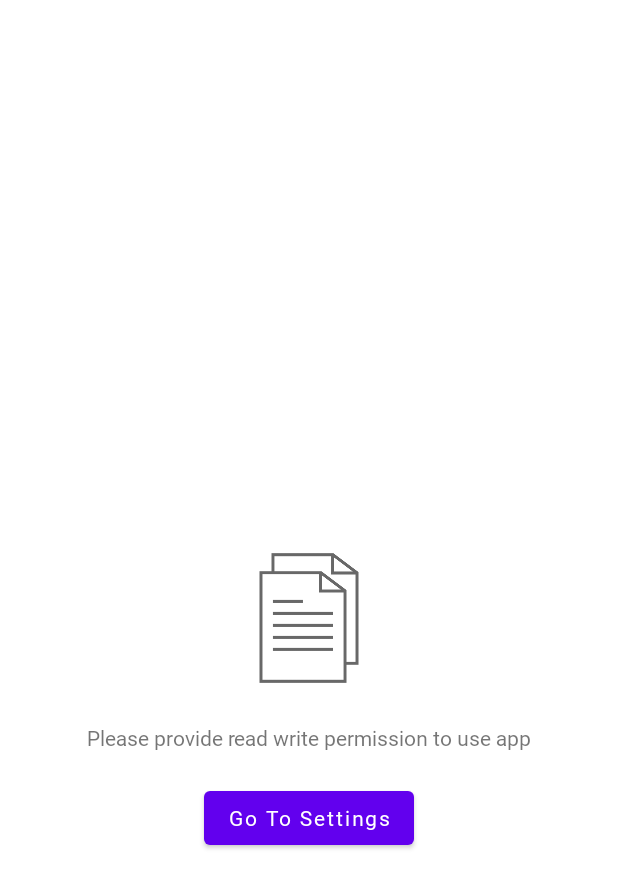
After one commit to piyush921/MusicApp, an Android app: the layout activity_permission_denied.xml on its own in the app's theme, with its tools: preview values and no code run, on a phone screen of 412 x 824 dp. The commit adds this screen. Shown: the top 888 px of the screen. Run offline under Robolectric (Android 15) with nearby library versions, the phone set to English and light mode, and no system bars.

Commit message:
permission denied page, search, small fixes

```diff
--- a/app/src/main/java/com/music/app/Constants.kt
+++ b/app/src/main/java/com/music/app/Constants.kt
@@ -3,7 +3,7 @@ package com.music.app
 open class Constants {
 
     companion object {
-        const val READ_WRITE_PERMISSION_REQUEST_CODE = 100
+        const val READ_WRITE_PERMISSION_REQUEST_CODE_SONGS = 100
 
         const val SERVICE_ACTION_ALREADY_PLAYING = "action_playing"
         const val SERVICE_ACTION_NOT_PLAYING = "action_not_playing"
@@ -15,6 +15,8 @@ open class Constants {
         const val KEY_POSITION = "key_position"
         const val KEY_LIST = "key_list"
         const val KEY_PLAYER_STATE = "key_player_state"
+        const val KEY_TEXT = "key_text"
+        const val KEY_IMAGE = "key_image"
     }
 
 }
--- a/app/src/main/java/com/music/app/models/SongsModel.kt
+++ b/app/src/main/java/com/music/app/models/SongsModel.kt
@@ -1,7 +1,6 @@
 package com.music.app.models
 
 import android.net.Uri
-import android.os.Build
 import android.os.Parcel
 import android.os.Parcelable
 
@@ -34,9 +33,7 @@ open class SongsModel {
             dateAdded = parcel.readString()!!,
             displayName = parcel.readString()!!,
             isSelected = parcel.readByte() != 0.toByte()
-        ) {
-
-        }
+        )
 
         override fun describeContents(): Int {
             return 0
--- a/app/src/main/java/com/music/app/utils/PermissionUtils.kt
+++ b/app/src/main/java/com/music/app/utils/PermissionUtils.kt
@@ -19,7 +19,7 @@ open class PermissionUtils {
             val activity = context as Activity
             if(Build.VERSION.SDK_INT >= Build.VERSION_CODES.M) {
                 activity.requestPermissions(arrayOf(Manifest.permission.READ_EXTERNAL_STORAGE,
-                    Manifest.permission.WRITE_EXTERNAL_STORAGE), Constants.READ_WRITE_PERMISSION_REQUEST_CODE)
+                    Manifest.permission.WRITE_EXTERNAL_STORAGE), Constants.READ_WRITE_PERMISSION_REQUEST_CODE_SONGS)
             }
         }
     }
--- /dev/null
+++ b/app/src/main/res/layout/activity_permission_denied.xml
@@ -0,0 +1,43 @@
+<?xml version="1.0" encoding="utf-8"?>
+<androidx.constraintlayout.widget.ConstraintLayout xmlns:android="http://schemas.android.com/apk/res/android"
+    xmlns:app="http://schemas.android.com/apk/res-auto"
+    xmlns:tools="http://schemas.android.com/tools"
+    android:layout_width="match_parent"
+    android:layout_height="match_parent"
+    tools:context=".activities.PermissionDeniedActivity">
+
+    <ImageView
+        android:id="@+id/permission_denied_image"
+        android:layout_width="100dp"
+        android:layout_height="100dp"
+        android:layout_margin="20dp"
+        android:src="@drawable/permission_read_write"
+        app:layout_constraintBottom_toBottomOf="parent"
+        app:layout_constraintEnd_toEndOf="parent"
+        app:layout_constraintStart_toStartOf="parent"
+        app:layout_constraintTop_toTopOf="parent"
+        app:tint="@color/dark_grey" />
+
+    <TextView
+        android:id="@+id/permission_denied_text"
+        android:layout_width="wrap_content"
+        android:layout_height="wrap_content"
+        android:layout_marginTop="20dp"
+        android:text="@string/permission_denied_read_write_text"
+        app:layout_constraintEnd_toEndOf="parent"
+        app:layout_constraintStart_toStartOf="parent"
+        app:layout_constraintTop_toBottomOf="@id/permission_denied_image" />
+
+    <Button
+        android:id="@+id/go_to_settings"
+        android:layout_width="wrap_content"
+        android:layout_height="wrap_content"
+        android:layout_marginTop="20dp"
+        android:text="@string/go_to_settings"
+        android:textAllCaps="false"
+        android:textColor="@color/white"
+        app:layout_constraintEnd_toEndOf="parent"
+        app:layout_constraintStart_toStartOf="parent"
+        app:layout_constraintTop_toBottomOf="@id/permission_denied_text" />
+
+</androidx.constraintlayout.widget.ConstraintLayout>
--- a/app/src/main/res/values-night-v31/themes.xml
+++ b/app/src/main/res/values-night-v31/themes.xml
@@ -13,6 +13,8 @@
         <!-- Status bar color. -->
         <item name="android:statusBarColor" tools:targetApi="l">?attr/colorPrimaryVariant</item>
         <!-- Customize your theme here. -->
+        <item name="android:fontFamily">@font/recursive</item>
+        <item name="fontFamily">@font/recursive</item>
 
         <item name="android:windowSplashScreenBackground">@color/black</item>
         <item name="android:windowSplashScreenAnimationDuration">1000</item>
--- a/app/src/main/res/values-night/themes.xml
+++ b/app/src/main/res/values-night/themes.xml
@@ -12,5 +12,7 @@
         <!-- Status bar color. -->
         <item name="android:statusBarColor" tools:targetApi="l">?attr/colorPrimaryVariant</item>
         <!-- Customize your theme here. -->
+        <item name="android:fontFamily">@font/recursive</item>
+        <item name="fontFamily">@font/recursive</item>
     </style>
 </resources>
--- a/app/src/main/res/values/strings.xml
+++ b/app/src/main/res/values/strings.xml
@@ -3,4 +3,8 @@
     <string name="search">Search</string>
     <string name="lyrics">Lyrics</string>
     <string name="splash_image">Splash image</string>
+    <string name="clear_search">Clear Search</string>
+    <string name="search_icon">Search Icon</string>
+    <string name="permission_denied_read_write_text">Please provide read write permission to use app</string>
+    <string name="go_to_settings">Go To Settings</string>
 </resources>
--- a/app/src/main/res/values/themes.xml
+++ b/app/src/main/res/values/themes.xml
@@ -1,6 +1,6 @@
 <resources xmlns:tools="http://schemas.android.com/tools">
     <!-- Base application theme. -->
-    <style name="Theme.MusicApp" parent="Theme.MaterialComponents.DayNight.NoActionBar">
+    <style name="Theme.MusicApp" parent="Theme.MaterialComponents.Light.NoActionBar">
         <!-- Primary brand color. -->
         <item name="colorPrimary">@color/purple_500</item>
         <item name="colorPrimaryVariant">@color/purple_700</item>
```
Also changed, not shown: app/src/main/AndroidManifest.xml (+5 -2 lines), app/src/main/java/com/music/app/SongSearch.kt (added, +27 -0 lines), app/src/main/java/com/music/app/activities/HomeActivity.kt (+62 -8 lines), app/src/main/java/com/music/app/activities/PermissionDeniedActivity.kt (added, +57 -0 lines), app/src/main/java/com/music/app/adapters/SongsAdapter.kt (+5 -3 lines), app/src/main/java/com/music/app/base/BaseActivity.kt (+32 -1 lines), app/src/main/java/com/music/app/utils/KeyboardUtils.kt (added, +22 -0 lines), app/src/main/res/drawable/ic_close.xml (added, +10 -0 lines), app/src/main/res/layout/activity_home.xml (+47 -16 lines), app/src/main/res/drawable/icon.png (added), app/src/main/res/drawable/permission_read_write.png (added).
